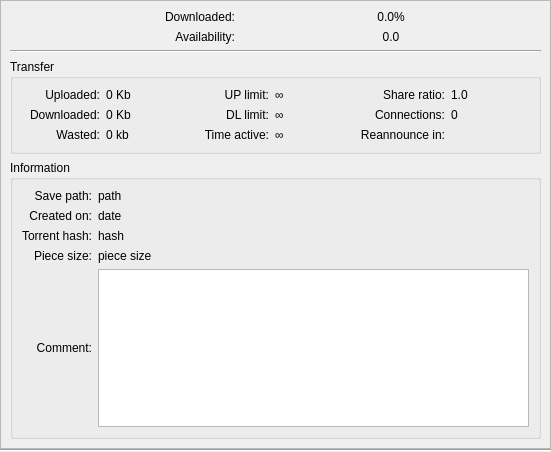
Old version of the form src/gui/properties/propertieswidget.ui in the repository SysAdminDoc/qBittorrent-Vanced.
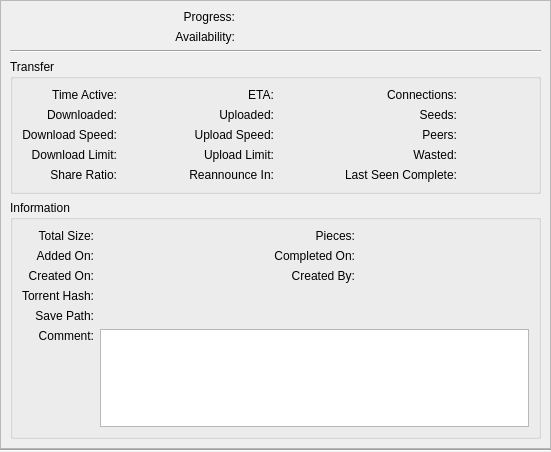
New version of the form. Custom widgets are drawn as their Qt base class.

Commit message: Add new data fields, capitialize labels, cleanups

```diff
--- a/src/gui/properties/propertieswidget.ui
+++ b/src/gui/properties/propertieswidget.ui
@@ -36,7 +36,7 @@
        <item>
         <widget class="QScrollArea" name="scrollArea">
          <property name="sizePolicy">
-          <sizepolicy hsizetype="MinimumExpanding" vsizetype="Expanding">
+          <sizepolicy hsizetype="Ignored" vsizetype="Ignored">
            <horstretch>0</horstretch>
            <verstretch>0</verstretch>
           </sizepolicy>
@@ -74,7 +74,7 @@
                 </size>
                </property>
                <property name="text">
-                <string>Downloaded:</string>
+                <string>Progress:</string>
                </property>
                <property name="alignment">
                 <set>Qt::AlignRight|Qt::AlignTrailing|Qt::AlignVCenter</set>
@@ -96,10 +96,10 @@
                 </size>
                </property>
                <property name="text">
-                <string notr="true">0.0%</string>
+                <string notr="true"/>
                </property>
                <property name="alignment">
-                <set>Qt::AlignCenter</set>
+                <set>Qt::AlignLeading</set>
                </property>
                <property name="margin">
                 <number>0</number>
@@ -137,6 +137,12 @@
              </item>
              <item>
               <widget class="QLabel" name="avail_average_lbl">
+               <property name="sizePolicy">
+                <sizepolicy hsizetype="Minimum" vsizetype="Preferred">
+                 <horstretch>0</horstretch>
+                 <verstretch>0</verstretch>
+                </sizepolicy>
+               </property>
                <property name="maximumSize">
                 <size>
                  <width>50</width>
@@ -144,10 +150,10 @@
                 </size>
                </property>
                <property name="text">
-                <string notr="true">0.0</string>
+                <string notr="true"/>
                </property>
                <property name="alignment">
-                <set>Qt::AlignCenter</set>
+                <set>Qt::AlignLeading</set>
                </property>
               </widget>
              </item>
@@ -162,14 +168,26 @@
            </item>
            <item>
             <widget class="QGroupBox" name="groupBox">
+             <property name="sizePolicy">
+              <sizepolicy hsizetype="Preferred" vsizetype="Maximum">
+               <horstretch>0</horstretch>
+               <verstretch>0</verstretch>
+              </sizepolicy>
+             </property>
              <property name="title">
               <string>Transfer</string>
              </property>
              <layout class="QGridLayout" name="gridLayout_2">
               <item row="0" column="0">
-               <widget class="QLabel" name="label_5">
+               <widget class="QLabel" name="label_7">
+                <property name="sizePolicy">
+                 <sizepolicy hsizetype="Minimum" vsizetype="Preferred">
+                  <horstretch>0</horstretch>
+                  <verstretch>0</verstretch>
+                 </sizepolicy>
+                </property>
                 <property name="text">
-                 <string>Uploaded:</string>
+                 <string extracomment="Time (duration) the torrent is active (not paused)">Time Active:</string>
                 </property>
                 <property name="alignment">
                  <set>Qt::AlignRight|Qt::AlignTrailing|Qt::AlignVCenter</set>
@@ -177,16 +195,28 @@
                </widget>
               </item>
               <item row="0" column="1">
-               <widget class="QLabel" name="upTotal">
+               <widget class="QLabel" name="lbl_elapsed">
+                <property name="sizePolicy">
+                 <sizepolicy hsizetype="Expanding" vsizetype="Preferred">
+                  <horstretch>0</horstretch>
+                  <verstretch>0</verstretch>
+                 </sizepolicy>
+                </property>
                 <property name="text">
-                 <string notr="true">0 Kb</string>
+                 <string notr="true"/>
                 </property>
                </widget>
               </item>
               <item row="0" column="2">
-               <widget class="QLabel" name="label">
+               <widget class="QLabel" name="label_eta">
+                <property name="sizePolicy">
+                 <sizepolicy hsizetype="Minimum" vsizetype="Preferred">
+                  <horstretch>0</horstretch>
+                  <verstretch>0</verstretch>
+                 </sizepolicy>
+                </property>
                 <property name="text">
-                 <string>UP limit:</string>
+                 <string>ETA:</string>
                 </property>
                 <property name="alignment">
                  <set>Qt::AlignRight|Qt::AlignTrailing|Qt::AlignVCenter</set>
@@ -194,31 +224,55 @@
                </widget>
               </item>
               <item row="0" column="3">
-               <widget class="QLabel" name="lbl_uplimit">
+               <widget class="QLabel" name="label_eta_val">
+                <property name="sizePolicy">
+                 <sizepolicy hsizetype="Expanding" vsizetype="Preferred">
+                  <horstretch>0</horstretch>
+                  <verstretch>0</verstretch>
+                 </sizepolicy>
+                </property>
                 <property name="text">
-                 <string notr="true">∞</string>
+                 <string notr="true"/>
                 </property>
                </widget>
               </item>
               <item row="0" column="4">
-               <widget class="QLabel" name="lbl_ratio">
+               <widget class="QLabel" name="label_4">
+                <property name="sizePolicy">
+                 <sizepolicy hsizetype="Minimum" vsizetype="Preferred">
+                  <horstretch>0</horstretch>
+                  <verstretch>0</verstretch>
+                 </sizepolicy>
+                </property>
                 <property name="text">
-                 <string>Share ratio:</string>
+                 <string>Connections:</string>
                 </property>
                 <property name="alignment">
                  <set>Qt::AlignRight|Qt::AlignTrailing|Qt::AlignVCenter</set>
                 </property>
                </widget>
               </item>
-              <item row="0" column="6">
-               <widget class="QLabel" name="shareRatio">
+              <item row="0" column="5">
+               <widget class="QLabel" name="lbl_connections">
+                <property name="sizePolicy">
+                 <sizepolicy hsizetype="Expanding" vsizetype="Preferred">
+                  <horstretch>0</horstretch>
+                  <verstretch>0</verstretch>
+                 </sizepolicy>
+                </property>
                 <property name="text">
-                 <string notr="true">1.0</string>
+                 <string notr="true"/>
                 </property>
                </widget>
               </item>
               <item row="1" column="0">
                <widget class="QLabel" name="label_6">
+                <property name="sizePolicy">
+                 <sizepolicy hsizetype="Minimum" vsizetype="Preferred">
+                  <horstretch>0</horstretch>
+                  <verstretch>0</verstretch>
+                 </sizepolicy>
+                </property>
                 <property name="text">
                  <string>Downloaded:</string>
                 </property>
@@ -229,47 +283,228 @@
               </item>
               <item row="1" column="1">
                <widget class="QLabel" name="dlTotal">
+                <property name="sizePolicy">
+                 <sizepolicy hsizetype="Expanding" vsizetype="Preferred">
+                  <horstretch>0</horstretch>
+                  <verstretch>0</verstretch>
+                 </sizepolicy>
+                </property>
                 <property name="text">
-                 <string notr="true">0 Kb</string>
+                 <string notr="true"/>
                 </property>
                </widget>
               </item>
               <item row="1" column="2">
+               <widget class="QLabel" name="label_5">
+                <property name="sizePolicy">
+                 <sizepolicy hsizetype="Minimum" vsizetype="Preferred">
+                  <horstretch>0</horstretch>
+                  <verstretch>0</verstretch>
+                 </sizepolicy>
+                </property>
+                <property name="text">
+                 <string>Uploaded:</string>
+                </property>
+                <property name="alignment">
+                 <set>Qt::AlignRight|Qt::AlignTrailing|Qt::AlignVCenter</set>
+                </property>
+               </widget>
+              </item>
+              <item row="1" column="3" colspan="4">
+               <widget class="QLabel" name="upTotal">
+                <property name="sizePolicy">
+                 <sizepolicy hsizetype="Expanding" vsizetype="Preferred">
+                  <horstretch>0</horstretch>
+                  <verstretch>0</verstretch>
+                 </sizepolicy>
+                </property>
+                <property name="text">
+                 <string notr="true"/>
+                </property>
+               </widget>
+              </item>
+              <item row="1" column="4">
+               <widget class="QLabel" name="label_seeds">
+                <property name="sizePolicy">
+                 <sizepolicy hsizetype="Minimum" vsizetype="Preferred">
+                  <horstretch>0</horstretch>
+                  <verstretch>0</verstretch>
+                 </sizepolicy>
+                </property>
+                <property name="text">
+                 <string>Seeds:</string>
+                </property>
+                <property name="alignment">
+                 <set>Qt::AlignRight|Qt::AlignTrailing|Qt::AlignVCenter</set>
+                </property>
+               </widget>
+              </item>
+              <item row="1" column="5">
+               <widget class="QLabel" name="label_seeds_val">
+                <property name="sizePolicy">
+                 <sizepolicy hsizetype="Expanding" vsizetype="Preferred">
+                  <horstretch>0</horstretch>
+                  <verstretch>0</verstretch>
+                 </sizepolicy>
+                </property>
+                <property name="text">
+                 <string notr="true"/>
+                </property>
+               </widget>
+              </item>
+              <item row="2" column="0">
+               <widget class="QLabel" name="label_dl_speed">
+                <property name="sizePolicy">
+                 <sizepolicy hsizetype="Minimum" vsizetype="Preferred">
+                  <horstretch>0</horstretch>
+                  <verstretch>0</verstretch>
+                 </sizepolicy>
+                </property>
+                <property name="text">
+                 <string>Download Speed:</string>
+                </property>
+                <property name="alignment">
+                 <set>Qt::AlignRight|Qt::AlignTrailing|Qt::AlignVCenter</set>
+                </property>
+               </widget>
+              </item>
+              <item row="2" column="1">
+               <widget class="QLabel" name="label_dl_speed_val">
+                <property name="sizePolicy">
+                 <sizepolicy hsizetype="Expanding" vsizetype="Preferred">
+                  <horstretch>0</horstretch>
+                  <verstretch>0</verstretch>
+                 </sizepolicy>
+                </property>
+                <property name="text">
+                 <string notr="true"/>
+                </property>
+               </widget>
+              </item>
+              <item row="2" column="2">
+               <widget class="QLabel" name="label_upload_speed">
+                <property name="sizePolicy">
+                 <sizepolicy hsizetype="Minimum" vsizetype="Preferred">
+                  <horstretch>0</horstretch>
+                  <verstretch>0</verstretch>
+                 </sizepolicy>
+                </property>
+                <property name="text">
+                 <string>Upload Speed:</string>
+                </property>
+                <property name="alignment">
+                 <set>Qt::AlignRight|Qt::AlignTrailing|Qt::AlignVCenter</set>
+                </property>
+               </widget>
+              </item>
+              <item row="2" column="3" colspan="4">
+               <widget class="QLabel" name="label_upload_speed_val">
+                <property name="sizePolicy">
+                 <sizepolicy hsizetype="Expanding" vsizetype="Preferred">
+                  <horstretch>0</horstretch>
+                  <verstretch>0</verstretch>
+                 </sizepolicy>
+                </property>
+                <property name="text">
+                 <string notr="true"/>
+                </property>
+               </widget>
+              </item>
+              <item row="2" column="4">
+               <widget class="QLabel" name="label_peers">
+                <property name="sizePolicy">
+                 <sizepolicy hsizetype="Minimum" vsizetype="Preferred">
+                  <horstretch>0</horstretch>
+                  <verstretch>0</verstretch>
+                 </sizepolicy>
+                </property>
+                <property name="text">
+                 <string>Peers:</string>
+                </property>
+                <property name="alignment">
+                 <set>Qt::AlignRight|Qt::AlignTrailing|Qt::AlignVCenter</set>
+                </property>
+               </widget>
+              </item>
+              <item row="2" column="5">
+               <widget class="QLabel" name="label_peers_val">
+                <property name="sizePolicy">
+                 <sizepolicy hsizetype="Expanding" vsizetype="Preferred">
+                  <horstretch>0</horstretch>
+                  <verstretch>0</verstretch>
+                 </sizepolicy>
+                </property>
+                <property name="text">
+                 <string notr="true"/>
+                </property>
+               </widget>
+              </item>
+              <item row="3" column="0">
                <widget class="QLabel" name="label_2">
+                <property name="sizePolicy">
+                 <sizepolicy hsizetype="Minimum" vsizetype="Preferred">
+                  <horstretch>0</horstretch>
+                  <verstretch>0</verstretch>
+                 </sizepolicy>
+                </property>
                 <property name="text">
-                 <string>DL limit:</string>
+                 <string>Download Limit:</string>
                 </property>
                 <property name="alignment">
                  <set>Qt::AlignRight|Qt::AlignTrailing|Qt::AlignVCenter</set>
                 </property>
                </widget>
               </item>
-              <item row="1" column="3">
+              <item row="3" column="1">
                <widget class="QLabel" name="lbl_dllimit">
+                <property name="sizePolicy">
+                 <sizepolicy hsizetype="Expanding" vsizetype="Preferred">
+                  <horstretch>0</horstretch>
+                  <verstretch>0</verstretch>
+                 </sizepolicy>
+                </property>
                 <property name="text">
-                 <string notr="true">∞</string>
+                 <string notr="true"/>
                 </property>
                </widget>
               </item>
-              <item row="1" column="4">
-               <widget class="QLabel" name="label_4">
+              <item row="3" column="2">
+               <widget class="QLabel" name="label">
+                <property name="sizePolicy">
+                 <sizepolicy hsizetype="Minimum" vsizetype="Preferred">
+                  <horstretch>0</horstretch>
+                  <verstretch>0</verstretch>
+                 </sizepolicy>
+                </property>
                 <property name="text">
-                 <string>Connections:</string>
+                 <string>Upload Limit:</string>
                 </property>
                 <property name="alignment">
                  <set>Qt::AlignRight|Qt::AlignTrailing|Qt::AlignVCenter</set>
                 </property>
                </widget>
               </item>
-              <item row="1" column="6">
-               <widget class="QLabel" name="lbl_connections">
+              <item row="3" column="3">
+               <widget class="QLabel" name="lbl_uplimit">
+                <property name="sizePolicy">
+                 <sizepolicy hsizetype="Expanding" vsizetype="Preferred">
+                  <horstretch>0</horstretch>
+                  <verstretch>0</verstretch>
+                 </sizepolicy>
+                </property>
                 <property name="text">
-                 <string notr="true">0</string>
+                 <string notr="true"/>
                 </property>
                </widget>
               </item>
-              <item row="2" column="0">
+              <item row="3" column="4">
                <widget class="QLabel" name="label_8">
+                <property name="sizePolicy">
+                 <sizepolicy hsizetype="Minimum" vsizetype="Preferred">
+                  <horstretch>0</horstretch>
+                  <verstretch>0</verstretch>
+                 </sizepolicy>
+                </property>
                 <property name="text">
                  <string>Wasted:</string>
                 </property>
@@ -278,44 +513,97 @@
                 </property>
                </widget>
               </item>
-              <item row="2" column="1">
+              <item row="3" column="5">
                <widget class="QLabel" name="wasted">
+                <property name="sizePolicy">
+                 <sizepolicy hsizetype="Minimum" vsizetype="Preferred">
+                  <horstretch>0</horstretch>
+                  <verstretch>0</verstretch>
+                 </sizepolicy>
+                </property>
                 <property name="text">
-                 <string notr="true">0 kb</string>
+                 <string notr="true"/>
                 </property>
                </widget>
               </item>
-              <item row="2" column="2">
-               <widget class="QLabel" name="label_7">
+              <item row="4" column="0">
+               <widget class="QLabel" name="lbl_ratio">
+                <property name="sizePolicy">
+                 <sizepolicy hsizetype="Minimum" vsizetype="Preferred">
+                  <horstretch>0</horstretch>
+                  <verstretch>0</verstretch>
+                 </sizepolicy>
+                </property>
                 <property name="text">
-                 <string extracomment="Time (duration) the torrent is active (not paused)">Time active:</string>
+                 <string>Share Ratio:</string>
                 </property>
                 <property name="alignment">
                  <set>Qt::AlignRight|Qt::AlignTrailing|Qt::AlignVCenter</set>
                 </property>
                </widget>
               </item>
-              <item row="2" column="3">
-               <widget class="QLabel" name="lbl_elapsed">
+              <item row="4" column="1">
+               <widget class="QLabel" name="shareRatio">
+                <property name="sizePolicy">
+                 <sizepolicy hsizetype="Expanding" vsizetype="Preferred">
+                  <horstretch>0</horstretch>
+                  <verstretch>0</verstretch>
+                 </sizepolicy>
+                </property>
                 <property name="text">
-                 <string notr="true">∞</string>
+                 <string notr="true"/>
                 </property>
                </widget>
               </item>
-              <item row="2" column="4">
+              <item row="4" column="2">
                <widget class="QLabel" name="label_10">
+                <property name="sizePolicy">
+                 <sizepolicy hsizetype="Minimum" vsizetype="Preferred">
+                  <horstretch>0</horstretch>
+                  <verstretch>0</verstretch>
+                 </sizepolicy>
+                </property>
                 <property name="text">
-                 <string>Reannounce in:</string>
+                 <string>Reannounce In:</string>
                 </property>
                 <property name="alignment">
                  <set>Qt::AlignRight|Qt::AlignTrailing|Qt::AlignVCenter</set>
                 </property>
                </widget>
               </item>
-              <item row="2" column="6">
+              <item row="4" column="3">
                <widget class="QLabel" name="reannounce_lbl">
                 <property name="sizePolicy">
+                 <sizepolicy hsizetype="Expanding" vsizetype="Preferred">
+                  <horstretch>0</horstretch>
+                  <verstretch>0</verstretch>
+                 </sizepolicy>
+                </property>
+                <property name="text">
+                 <string notr="true"/>
+                </property>
+               </widget>
+              </item>
+              <item row="4" column="4">
+               <widget class="QLabel" name="label_last_complete">
+                <property name="sizePolicy">
                  <sizepolicy hsizetype="Minimum" vsizetype="Preferred">
+                  <horstretch>0</horstretch>
+                  <verstretch>0</verstretch>
+                 </sizepolicy>
+                </property>
+                <property name="text">
+                 <string>Last Seen Complete:</string>
+                </property>
+                <property name="alignment">
+                 <set>Qt::AlignRight|Qt::AlignTrailing|Qt::AlignVCenter</set>
+                </property>
+               </widget>
+              </item>
+              <item row="4" column="5">
+               <widget class="QLabel" name="label_last_complete_val">
+                <property name="sizePolicy">
+                 <sizepolicy hsizetype="Expanding" vsizetype="Preferred">
                   <horstretch>0</horstretch>
                   <verstretch>0</verstretch>
                  </sizepolicy>
@@ -330,20 +618,26 @@
            </item>
            <item>
             <widget class="QGroupBox" name="groupTorrentInfos">
+             <property name="sizePolicy">
+              <sizepolicy hsizetype="Preferred" vsizetype="Preferred">
+               <horstretch>0</horstretch>
+               <verstretch>0</verstretch>
+              </sizepolicy>
+             </property>
              <property name="title">
               <string>Information</string>
              </property>
              <layout class="QGridLayout" name="gridLayout">
               <item row="0" column="0">
-               <widget class="QLabel" name="savePath_lbl">
+               <widget class="QLabel" name="label_total_size">
                 <property name="sizePolicy">
-                 <sizepolicy hsizetype="Preferred" vsizetype="Fixed">
+                 <sizepolicy hsizetype="Minimum" vsizetype="Preferred">
                   <horstretch>0</horstretch>
                   <verstretch>0</verstretch>
                  </sizepolicy>
                 </property>
                 <property name="text">
-                 <string>Save path:</string>
+                 <string>Total Size:</string>
                 </property>
                 <property name="alignment">
                  <set>Qt::AlignRight|Qt::AlignTrailing|Qt::AlignVCenter</set>
@@ -351,196 +645,258 @@
                </widget>
               </item>
               <item row="0" column="1">
-               <layout class="QHBoxLayout" name="horizontalLayout_2">
-                <item>
-                 <widget class="QLabel" name="save_path">
-                  <property name="sizePolicy">
-                   <sizepolicy hsizetype="Preferred" vsizetype="Fixed">
-                    <horstretch>0</horstretch>
-                    <verstretch>0</verstretch>
-                   </sizepolicy>
-                  </property>
-                  <property name="text">
-                   <string notr="true">path</string>
-                  </property>
-                 </widget>
-                </item>
-                <item>
-                 <spacer name="horizontalSpacer_4">
-                  <property name="orientation">
-                   <enum>Qt::Horizontal</enum>
-                  </property>
-                  <property name="sizeHint" stdset="0">
-                   <size>
-                    <width>40</width>
-                    <height>14</height>
-                   </size>
-                  </property>
-                 </spacer>
-                </item>
-               </layout>
+               <widget class="QLabel" name="label_total_size_val">
+                <property name="sizePolicy">
+                 <sizepolicy hsizetype="Expanding" vsizetype="Preferred">
+                  <horstretch>0</horstretch>
+                  <verstretch>0</verstretch>
+                 </sizepolicy>
+                </property>
+                <property name="text">
+                 <string notr="true"/>
+                </property>
+               </widget>
+              </item>
+              <item row="0" column="2">
+               <widget class="QLabel" name="label_total_pieces">
+                <property name="sizePolicy">
+                 <sizepolicy hsizetype="Minimum" vsizetype="Preferred">
+                  <horstretch>0</horstretch>
+                  <verstretch>0</verstretch>
+                 </sizepolicy>
+                </property>
+                <property name="text">
+                 <string>Pieces:</string>
+                </property>
+                <property name="alignment">
+                 <set>Qt::AlignRight|Qt::AlignTrailing|Qt::AlignVCenter</set>
+                </property>
+               </widget>
+              </item>
+              <item row="0" column="3">
+               <widget class="QLabel" name="label_total_pieces_val">
+                <property name="sizePolicy">
+                 <sizepolicy hsizetype="Expanding" vsizetype="Preferred">
+                  <horstretch>0</horstretch>
+                  <verstretch>0</verstretch>
+                 </sizepolicy>
+                </property>
+                <property name="text">
+                 <string notr="true"/>
+                </property>
+               </widget>
               </item>
               <item row="1" column="0">
+               <widget class="QLabel" name="label_added_on">
+                <property name="sizePolicy">
+                 <sizepolicy hsizetype="Minimum" vsizetype="Preferred">
+                  <horstretch>0</horstretch>
+                  <verstretch>0</verstretch>
+                 </sizepolicy>
+                </property>
+                <property name="text">
+                 <string>Added On:</string>
+                </property>
+                <property name="alignment">
+                 <set>Qt::AlignRight|Qt::AlignTrailing|Qt::AlignVCenter</set>
+                </property>
+               </widget>
+              </item>
+              <item row="1" column="1">
+               <widget class="QLabel" name="label_added_on_val">
+                <property name="sizePolicy">
+                 <sizepolicy hsizetype="Expanding" vsizetype="Preferred">
+                  <horstretch>0</horstretch>
+                  <verstretch>0</verstretch>
+                 </sizepolicy>
+                </property>
+                <property name="text">
+                 <string notr="true"/>
+                </property>
+               </widget>
+              </item>
+              <item row="1" column="2">
+               <widget class="QLabel" name="label_completed_on">
+                <property name="sizePolicy">
+                 <sizepolicy hsizetype="Minimum" vsizetype="Preferred">
+                  <horstretch>0</horstretch>
+                  <verstretch>0</verstretch>
+                 </sizepolicy>
+                </property>
+                <property name="text">
+                 <string>Completed On:</string>
+                </property>
+                <property name="alignment">
+                 <set>Qt::AlignRight|Qt::AlignTrailing|Qt::AlignVCenter</set>
+                </property>
+               </widget>
+              </item>
+              <item row="1" column="3">
+               <widget class="QLabel" name="label_completed_on_val">
+                <property name="sizePolicy">
+                 <sizepolicy hsizetype="Expanding" vsizetype="Preferred">
+                  <horstretch>0</horstretch>
+                  <verstretch>0</verstretch>
+                 </sizepolicy>
+                </property>
+                <property name="text">
+                 <string notr="true"/>
+                </property>
+               </widget>
+              </item>
+              <item row="2" column="0">
                <widget class="QLabel" name="label_9">
                 <property name="sizePolicy">
-                 <sizepolicy hsizetype="Preferred" vsizetype="Fixed">
+                 <sizepolicy hsizetype="Minimum" vsizetype="Preferred">
                   <horstretch>0</horstretch>
                   <verstretch>0</verstretch>
                  </sizepolicy>
                 </property>
                 <property name="text">
-                 <string>Created on:</string>
+                 <string>Created On:</string>
                 </property>
                 <property name="alignment">
                  <set>Qt::AlignRight|Qt::AlignTrailing|Qt::AlignVCenter</set>
                 </property>
                </widget>
               </item>
-              <item row="1" column="1">
-               <layout class="QHBoxLayout" name="horizontalLayout_6">
-                <item>
-                 <widget class="QLabel" name="lbl_creationDate">
-                  <property name="sizePolicy">
-                   <sizepolicy hsizetype="Preferred" vsizetype="Fixed">
-                    <horstretch>0</horstretch>
-                    <verstretch>0</verstretch>
-                   </sizepolicy>
-                  </property>
-                  <property name="text">
-                   <string notr="true">date</string>
-                  </property>
-                 </widget>
-                </item>
-                <item>
-                 <spacer name="horizontalSpacer_6">
-                  <property name="orientation">
-                   <enum>Qt::Horizontal</enum>
-                  </property>
-                  <property name="sizeHint" stdset="0">
-                   <size>
-                    <width>40</width>
-                    <height>14</height>
-                   </size>
-                  </property>
-                 </spacer>
-                </item>
-               </layout>
+              <item row="2" column="1">
+               <widget class="QLabel" name="lbl_creationDate">
+                <property name="sizePolicy">
+                 <sizepolicy hsizetype="Expanding" vsizetype="Preferred">
+                  <horstretch>0</horstretch>
+                  <verstretch>0</verstretch>
+                 </sizepolicy>
+                </property>
+                <property name="text">
+                 <string notr="true"/>
+                </property>
+               </widget>
               </item>
-              <item row="2" column="0">
+              <item row="2" column="2">
+               <widget class="QLabel" name="label_created_by">
+                <property name="sizePolicy">
+                 <sizepolicy hsizetype="Minimum" vsizetype="Preferred">
+                  <horstretch>0</horstretch>
+                  <verstretch>0</verstretch>
+                 </sizepolicy>
+                </property>
+                <property name="text">
+                 <string>Created By:</string>
+                </property>
+                <property name="alignment">
+                 <set>Qt::AlignRight|Qt::AlignTrailing|Qt::AlignVCenter</set>
+                </property>
+               </widget>
+              </item>
+              <item row="2" column="3">
+               <widget class="QLabel" name="label_created_by_val">
+                <property name="sizePolicy">
+                 <sizepolicy hsizetype="Expanding" vsizetype="Preferred">
+                  <horstretch>0</horstretch>
+                  <verstretch>0</verstretch>
+                 </sizepolicy>
+                </property>
+                <property name="text">
+                 <string notr="true"/>
+                </property>
+               </widget>
+              </item>
+              <item row="3" column="0">
                <widget class="QLabel" name="hash_lbl2">
                 <property name="sizePolicy">
-                 <sizepolicy hsizetype="Preferred" vsizetype="Fixed">
+                 <sizepolicy hsizetype="Minimum" vsizetype="Preferred">
                   <horstretch>0</horstretch>
                   <verstretch>0</verstretch>
                  </sizepolicy>
                 </property>
                 <property name="text">
-                 <string>Torrent hash:</string>
+                 <string>Torrent Hash:</string>
                 </property>
                 <property name="alignment">
                  <set>Qt::AlignRight|Qt::AlignTrailing|Qt::AlignVCenter</set>
                 </property>
                </widget>
               </item>
-              <item row="2" column="1">
-               <layout class="QHBoxLayout" name="horizontalLayout_5">
-                <item>
-                 <widget class="QLabel" name="hash_lbl">
-                  <property name="sizePolicy">
-                   <sizepolicy hsizetype="Preferred" vsizetype="Fixed">
-                    <horstretch>0</horstretch>
-                    <verstretch>0</verstretch>
-                   </sizepolicy>
-                  </property>
-                  <property name="text">
-                   <string notr="true">hash</string>
-                  </property>
-                  <property name="textInteractionFlags">
-                   <set>Qt::LinksAccessibleByMouse|Qt::TextSelectableByMouse</set>
-                  </property>
-                 </widget>
-                </item>
-                <item>
-                 <spacer name="horizontalSpacer_7">
-                  <property name="orientation">
-                   <enum>Qt::Horizontal</enum>
-                  </property>
-                  <property name="sizeHint" stdset="0">
-                   <size>
-                    <width>40</width>
-                    <height>14</height>
-                   </size>
-                  </property>
-                 </spacer>
-                </item>
-               </layout>
-              </item>
-              <item row="3" column="0">
-               <widget class="QLabel" name="label_3">
+              <item row="3" column="1" colspan="3">
+               <widget class="QLabel" name="hash_lbl">
+                <property name="sizePolicy">
+                 <sizepolicy hsizetype="Expanding" vsizetype="Preferred">
+                  <horstretch>0</horstretch>
+                  <verstretch>0</verstretch>
+                 </sizepolicy>
+                </property>
                 <property name="text">
-                 <string>Piece size:</string>
+                 <string notr="true"/>
                 </property>
-                <property name="alignment">
-                 <set>Qt::AlignRight|Qt::AlignTrailing|Qt::AlignVCenter</set>
+                <property name="textInteractionFlags">
+                 <set>Qt::TextSelectableByMouse</set>
                 </property>
                </widget>
               </item>
-              <item row="3" column="1">
-               <layout class="QHBoxLayout" name="horizontalLayout_7">
-                <item>
-                 <widget class="QLabel" name="pieceSize_lbl">
-                  <property name="sizePolicy">
-                   <sizepolicy hsizetype="Preferred" vsizetype="Fixed">
-                    <horstretch>0</horstretch>
-                    <verstretch>0</verstretch>
-                   </sizepolicy>
-                  </property>
-                  <property name="text">
-                   <string notr="true">piece size</string>
-                  </property>
-                  <property name="textInteractionFlags">
-                   <set>Qt::LinksAccessibleByMouse|Qt::TextSelectableByMouse</set>
-                  </property>
-                 </widget>
-                </item>
-                <item>
-                 <spacer name="horizontalSpacer_8">
-                  <property name="orientation">
-                   <enum>Qt::Horizontal</enum>
-                  </property>
-                  <property name="sizeHint" stdset="0">
-                   <size>
-                    <width>40</width>
-                    <height>14</height>
-                   </size>
-                  </property>
-                 </spacer>
-                </item>
-               </layout>
-              </item>
               <item row="4" column="0">
+               <widget class="QLabel" name="savePath_lbl">
+                <property name="sizePolicy">
+                 <sizepolicy hsizetype="Minimum" vsizetype="Preferred">
+                  <horstretch>0</horstretch>
+                  <verstretch>0</verstretch>
+                 </sizepolicy>
+                </property>
+                <property name="text">
+                 <string>Save Path:</string>
+                </property>
+                <property name="alignment">
+                 <set>Qt::AlignRight|Qt::AlignTrailing|Qt::AlignVCenter</set>
+                </property>
+               </widget>
+              </item>
+              <item row="4" column="1" colspan="3">
+               <widget class="QLabel" name="save_path">
+                <property name="sizePolicy">
+                 <sizepolicy hsizetype="Expanding" vsizetype="Preferred">
+                  <horstretch>0</horstretch>
+                  <verstretch>0</verstretch>
+                 </sizepolicy>
+                </property>
+                <property name="text">
+                 <string notr="true"/>
+                </property>
+                <property name="textInteractionFlags">
+                 <set>Qt::TextSelectableByMouse</set>
+                </property>
+               </widget>
+              </item>
+              <item row="5" column="0">
                <widget class="QLabel" name="comment_lbl2">
+                <property name="sizePolicy">
+                 <sizepolicy hsizetype="Minimum" vsizetype="Preferred">
+                  <horstretch>0</horstretch>
+                  <verstretch>0</verstretch>
+                 </sizepolicy>
+                </property>
                 <property name="text">
                  <string>Comment:</string>
                 </property>
                 <property name="alignment">
-                 <set>Qt::AlignRight|Qt::AlignTrailing|Qt::AlignVCenter</set>
+                 <set>Qt::AlignRight|Qt::AlignTop|Qt::AlignTrailing</set>
                 </property>
                </widget>
               </item>
-              <item row="4" column="1">
-               <layout class="QHBoxLayout" name="horizontalLayout_4">
-                <item>
-                 <widget class="QTextBrowser" name="comment_text">
-                  <property name="openExternalLinks">
-                   <bool>true</bool>
-                  </property>
-                  <property name="openLinks">
-                   <bool>true</bool>
-                  </property>
-                 </widget>
-                </item>
-               </layout>
+              <item row="5" column="1" colspan="3">
+               <widget class="QTextBrowser" name="comment_text">
+                <property name="sizePolicy">
+                 <sizepolicy hsizetype="Expanding" vsizetype="Expanding">
+                  <horstretch>0</horstretch>
+                  <verstretch>0</verstretch>
+                 </sizepolicy>
+                </property>
+                <property name="openExternalLinks">
+                 <bool>true</bool>
+                </property>
+                <property name="openLinks">
+                 <bool>true</bool>
+                </property>
+               </widget>
               </item>
              </layout>
             </widget>
```
Left out of the diff: 30 changed lines with no effect on the pictures.
